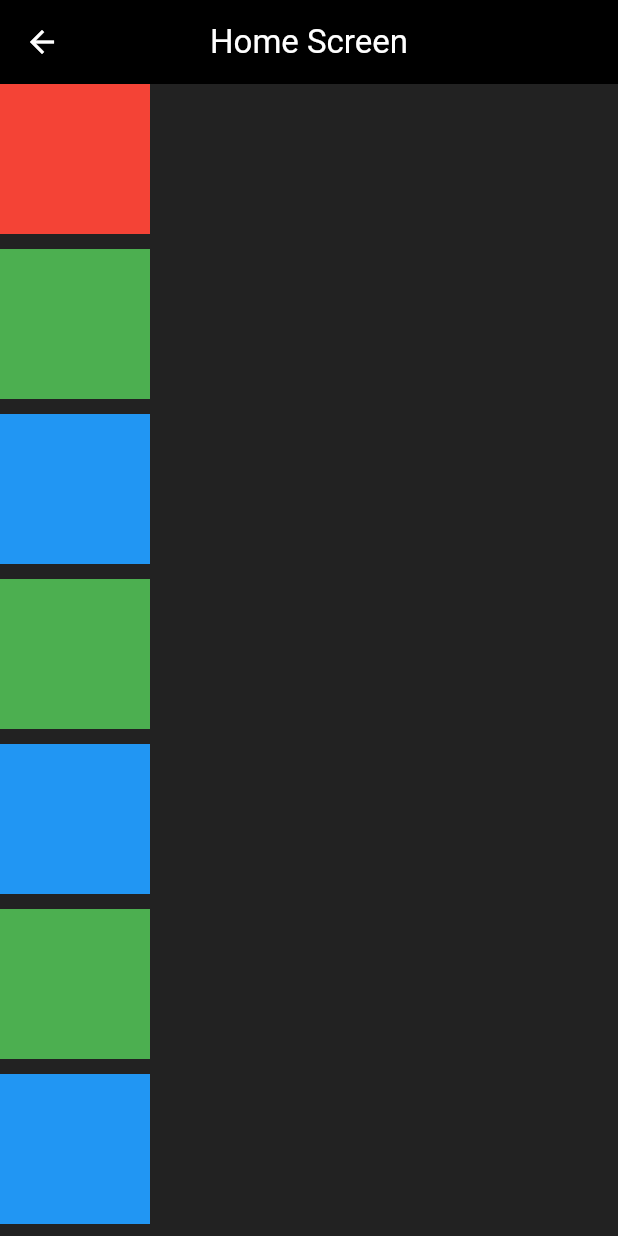
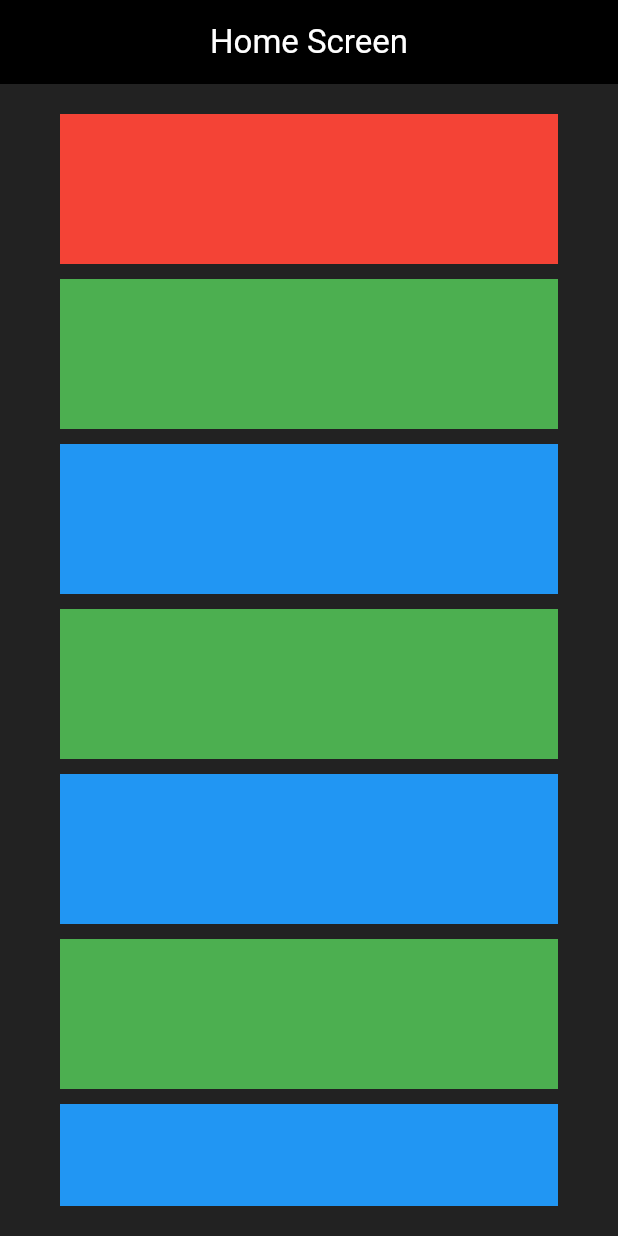
Before and after one commit to Owaisk23/MobAppDevelopment, a Flutter app: the FirstScreen screen opened directly, on a phone screen of 412 x 824 dp. Run offline on Flutter 3.47's test engine with Material 3 defaults, Android fonts, the phone set to English and light mode, and no system bars; our stand-ins replace cloud_firestore, firebase_auth, firebase_core; accounts and stored records are empty.

Commit message:
added listview

```diff
--- a/dart/api/lib/api.dart
+++ b/dart/api/lib/api.dart
@@ -9,7 +9,7 @@ void main() async {
     if (response.statusCode == 200) {
       final data = CONVERT.jsonDecode(response.body);
       print(data);
-      List<dynamic> studentInfo = data;
+      List<dynamic> studentInfo = data
       for (var student in studentInfo) {
         print('!!==============================!!');
         print('Name: ${student['studentName']}');
--- a/flutter/firstapp/lib/FirstScreen.dart
+++ b/flutter/firstapp/lib/FirstScreen.dart
@@ -19,10 +19,11 @@ class _FirstScreenState extends State<FirstScreen> {
         centerTitle: true,
       ),
       body:
-        SingleChildScrollView(
-          child:
-            Column(
-              mainAxisAlignment: MainAxisAlignment.spaceBetween,
+        Padding(
+          padding: const EdgeInsets.symmetric(horizontal: 40, vertical: 20),
+          child: ListView(
+            // mainAxisAlignment: MainAxisAlignment.spaceBetween,
+
             children: [
               Container(
                 height: 100,
@@ -68,6 +69,56 @@ class _FirstScreenState extends State<FirstScreen> {
             ],
           ),
         ),
+      // body:
+      //   SingleChildScrollView(
+      //     child:
+      //       Column(
+      //         mainAxisAlignment: MainAxisAlignment.spaceBetween,
+      //         children: [
+      //           Container(
+      //             height: 100,
+      //             width: 100,
+      //             color: Colors.red,
+      //           ),
+      //           SizedBox(height: 10,),
+      //           Container(
+      //             height: 100,
+      //             width: 100,
+      //             color: Colors.green,
+      //           ),
+      //           SizedBox(height: 10,),
+      //           Container(
+      //             height: 100,
+      //             width: 100,
+      //             color: Colors.blue,
+      //           ),
+      //           SizedBox(height: 10,),
+      //           Container(
+      //             height: 100,
+      //             width: 100,
+      //             color: Colors.green,
+      //           ),
+      //           SizedBox(height: 10,),
+      //           Container(
+      //             height: 100,
+      //             width: 100,
+      //             color: Colors.blue,
+      //           ),
+      //           SizedBox(height: 10,),
+      //           Container(
+      //             height: 100,
+      //             width: 100,
+      //             color: Colors.green,
+      //           ),
+      //           SizedBox(height: 10,),
+      //           Container(
+      //             height: 100,
+      //             width: 100,
+      //             color: Colors.blue,
+      //           ),
+      //         ],
+      //       ),
+      //   ),
 
     );
   }
--- a/flutter/firstapp/lib/main.dart
+++ b/flutter/firstapp/lib/main.dart
@@ -1,5 +1,5 @@
-import 'package:firstapp/DarazScreen.dart';
-// import 'package:firstapp/FirstScreen.dart';
+// import 'package:firstapp/DarazScreen.dart';
+import 'package:firstapp/FirstScreen.dart';
 import 'package:flutter/material.dart';
 
 void main() {
@@ -7,7 +7,7 @@ void main() {
   runApp(
     MaterialApp(
       debugShowCheckedModeBanner: false,
-      home: DarazScreen()
+      home: FirstScreen()
     ),
   );
 }
```
Also changed, not shown: 1 other file. Lines whose indentation alone changed are shown as unchanged.
